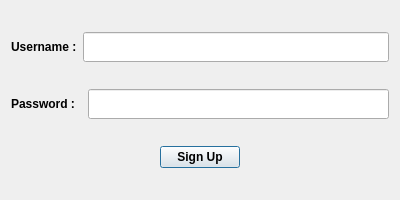
amirhosseinbt/FinalProject_AP, file FinalProject/Tweeterak/a_signup.ui: the form before one commit.
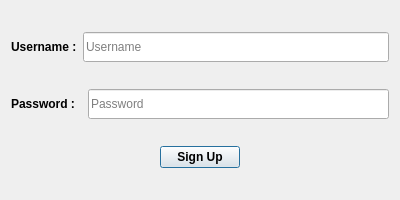
The form after the commit.

What changed in the file:
```diff
--- a/FinalProject/Tweeterak/a_signup.ui
+++ b/FinalProject/Tweeterak/a_signup.ui
@@ -54,6 +54,9 @@
          <height>30</height>
         </size>
        </property>
+       <property name="placeholderText">
+        <string>Username</string>
+       </property>
       </widget>
      </item>
     </layout>
@@ -95,6 +98,9 @@
        <property name="echoMode">
         <enum>QLineEdit::Password</enum>
        </property>
+       <property name="placeholderText">
+        <string>Password</string>
+       </property>
       </widget>
      </item>
     </layout>
```
